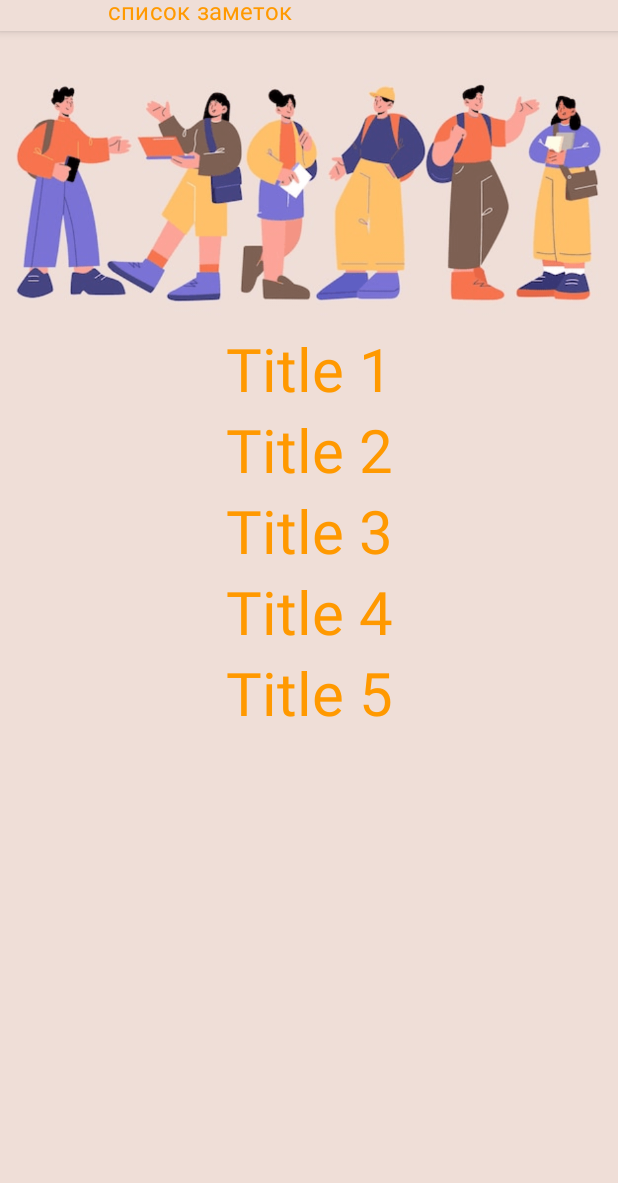
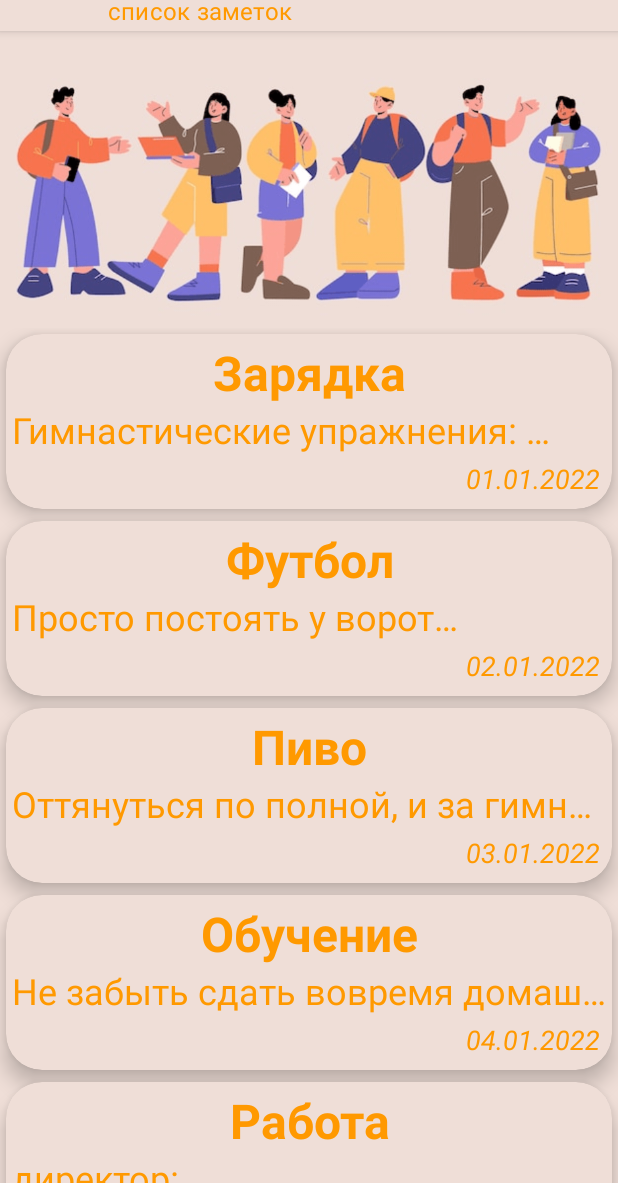
Before and after one commit to AlexYach1973/MyNotes, an Android app: the screen it shows after launch (MainActivity), on a phone screen of 412 x 824 dp, the part 53-1236 px from its top. Run offline under Robolectric (Android 15) with nearby library versions, the phone set to English and light mode, and no system bars.

Commit message:
Lesson 10

```diff
--- a/app/src/main/java/com/alexyach/geekbrains/android/mynotes/Note.java
+++ b/app/src/main/java/com/alexyach/geekbrains/android/mynotes/Note.java
@@ -47,12 +47,19 @@ public class Note implements Serializable {
     private static List<Note> createList() {
         List<Note> list = new ArrayList<>();
 
-        list.add(new Note("Title 1", "description 1", "01.01.2022"));
-        list.add(new Note("Title 2", "description 2", "02.01.2022"));
-        list.add(new Note("Title 3", "description 3", "03.01.2022"));
-        list.add(new Note("Title 4", "description 4", "04.01.2022"));
-        list.add(new Note("Title 5", "description 5\n description 5\n " +
-                "description 5\n description 5\n", "05.01.2022"));
+        list.add(new Note("Зарядка", "Гимнастические упражнения: \n" +
+                "Приседания: 20 раз,\nотжимания 20 раз,\nподтягивания: сколько смогу",
+                "01.01.2022"));
+
+        list.add(new Note("Футбол", "Просто постоять у ворот\n" +
+                "или подавать мячики", "02.01.2022"));
+
+        list.add(new Note("Пиво", "Оттянуться по полной, и за гимнастику и за футбол", "03.01.2022"));
+
+        list.add(new Note("Обучение", "Не забыть сдать вовремя домашку", "04.01.2022"));
+
+        list.add(new Note("Работа", "директор:\nобязательно покритиковать,\n" +
+                "коллеги:\n напомнить, что они все дебилы,\n Я- молодец", "05.01.2022"));
 
         return  list;
     }
--- a/app/src/main/java/com/alexyach/geekbrains/android/mynotes/NoteDetailsFragment.java
+++ b/app/src/main/java/com/alexyach/geekbrains/android/mynotes/NoteDetailsFragment.java
@@ -26,6 +26,8 @@ public class NoteDetailsFragment extends Fragment {
 
     List<Note> listNote = Note.listNote;
 
+    DatePicker datePicker;
+
     // Дата установки календаря
     String dateString = "";
 
@@ -33,6 +35,7 @@ public class NoteDetailsFragment extends Fragment {
     OnDialogListener listener;
     // Установим слушатель диалога
     public void setListener(OnDialogListener listener) {
+//        Log.d("myLogs", "NoteDetailsFragment: " + listener.getClass().getSimpleName());
         this.listener = listener;
     }
 
@@ -63,9 +66,21 @@ public class NoteDetailsFragment extends Fragment {
        view.findViewById(R.id.button_note_detail_back)
                .setOnClickListener(view1 -> showAlertDialog());
 
+       // Кнопка скрытия/открытия DatePicker
+        view.findViewById(R.id.button_note_detail_date).setOnClickListener(new View.OnClickListener() {
+            @Override
+            public void onClick(View view) {
+
+                if (datePicker.getVisibility() == View.VISIBLE) {
+                    datePicker.setVisibility(View.GONE);
+                } else {
+                    datePicker.setVisibility(View.VISIBLE);
+                }
+            }
+        });
 
 
-        DatePicker datePicker = view.findViewById(R.id.date_picker);
+        datePicker = view.findViewById(R.id.date_picker);
 
         Bundle bundle = getArguments();
 
--- a/app/src/main/java/com/alexyach/geekbrains/android/mynotes/NoteListFragment.java
+++ b/app/src/main/java/com/alexyach/geekbrains/android/mynotes/NoteListFragment.java
@@ -5,8 +5,6 @@ import android.util.Log;
 import android.view.LayoutInflater;
 import android.view.View;
 import android.view.ViewGroup;
-import android.widget.LinearLayout;
-import android.widget.TextView;
 import android.widget.Toast;
 
 import androidx.annotation.NonNull;
@@ -14,6 +12,11 @@ import androidx.annotation.Nullable;
 import androidx.fragment.app.Fragment;
 import androidx.fragment.app.FragmentManager;
 import androidx.fragment.app.FragmentTransaction;
+import androidx.recyclerview.widget.LinearLayoutManager;
+import androidx.recyclerview.widget.RecyclerView;
+
+import com.alexyach.geekbrains.android.mynotes.adapter.NotesAdapter;
+import com.alexyach.geekbrains.android.mynotes.adapter.NotesAdapterClickListener;
 
 import java.util.List;
 
@@ -47,32 +50,30 @@ public class NoteListFragment extends Fragment implements OnDialogListener {
             currentPosition = savedInstanceState.getInt(CURRENT_NOTE, 0);
         }
 
-        // инициализация списка
+        // инициализация
         initList(view);
 
     }
 
     private void initList(View view) {
 
-        LinearLayout layout = (LinearLayout) view;
+        RecyclerView recyclerView = view.findViewById(R.id.recycler_view);
+        LinearLayoutManager llm = new  LinearLayoutManager(getContext());
+        recyclerView.setLayoutManager(llm);
 
-        for (int i = 0; i < listNote.size(); i++) {
+        // Adapter
+        NotesAdapter adapter = new NotesAdapter();
+        adapter.setNoteList(listNote);
+        adapter.setListener(new NotesAdapterClickListener() {
+            @Override
+            public void onNoteClick(int position) {
+                showPortNoteDetails(position);
+            }
+        });
+//        adapter.setListener(position -> showPortNoteDetails(position));
 
-            String title = listNote.get(i).getTitle();
-            TextView tv = new TextView(getContext());
+        recyclerView.setAdapter(adapter);
 
-            tv.setText(title);
-            tv.setTextSize(40);
-            tv.setTextColor(getResources().getColor(R.color.purple_500, null));
-            tv.setGravity(View.TEXT_ALIGNMENT_GRAVITY);
-            layout.addView(tv);
-
-            final int position = i;
-            tv.setOnClickListener(v -> {
-                currentPosition = position;
-                showPortNoteDetails(position);
-            });
-        }
     }
 
     private void showPortNoteDetails(int index) {
@@ -109,6 +110,6 @@ public class NoteListFragment extends Fragment implements OnDialogListener {
     @Override
     public void onDialogYes(String str) {
 
-        Toast.makeText(requireActivity(), "Новая дата: " + str, Toast.LENGTH_LONG).show();
+        Toast.makeText(requireActivity(), "Новая дата: " + str, Toast.LENGTH_SHORT).show();
     }
 }
--- /dev/null
+++ b/app/src/main/java/com/alexyach/geekbrains/android/mynotes/adapter/NotesAdapter.java
@@ -0,0 +1,76 @@
+package com.alexyach.geekbrains.android.mynotes.adapter;
+
+import android.util.Log;
+import android.view.LayoutInflater;
+import android.view.View;
+import android.view.ViewGroup;
+import android.widget.TextView;
+
+import androidx.annotation.NonNull;
+import androidx.recyclerview.widget.RecyclerView;
+
+import com.alexyach.geekbrains.android.mynotes.Note;
+import com.alexyach.geekbrains.android.mynotes.R;
+
+import java.util.List;
+
+public class NotesAdapter extends RecyclerView.Adapter<NotesAdapter.NoteViewHolder> {
+
+    private List<Note> noteList;
+
+    private NotesAdapterClickListener listener;
+
+    public void setNoteList(List<Note> noteList) {
+        this.noteList = noteList;
+    }
+
+    public void setListener(NotesAdapterClickListener listener) {
+//        Log.d("myLogs", "Adapter " + listener.getClass());
+        this.listener = listener;
+    }
+
+    @NonNull
+    @Override
+    public NoteViewHolder onCreateViewHolder(@NonNull ViewGroup parent, int viewType) {
+        View view = LayoutInflater.from(parent.getContext())
+                .inflate(R.layout.item_note, parent, false);
+        return new NoteViewHolder(view);
+    }
+
+    @Override
+    public void onBindViewHolder(@NonNull NoteViewHolder holder, int position) {
+
+        // Заполняем item в ViewHolder-e
+        holder.bindHolder(position);
+    }
+
+    @Override
+    public int getItemCount() {
+        return noteList.size();
+    }
+
+    // ViewHolder
+    public class NoteViewHolder extends RecyclerView.ViewHolder {
+        private final TextView tvTitle, tvDescription, tvDate;
+
+        public NoteViewHolder(@NonNull View itemView) {
+            super(itemView);
+
+            tvTitle = itemView.findViewById(R.id.view_text_item_title);
+            tvDescription = itemView.findViewById(R.id.view_text_item_description);
+            tvDate = itemView.findViewById(R.id.view_text_item_date);
+
+            // Listener. Передали текущую заметку
+            itemView.setOnClickListener(view -> listener.onNoteClick(getAdapterPosition()));
+        }
+
+        // Заполняем item
+        void bindHolder(int position) {
+            tvTitle.setText(noteList.get(position).getTitle());
+            tvDescription.setText(noteList.get(position).getDescribe());
+            tvDate.setText(noteList.get(position).getDate());
+        }
+
+    }
+
+}
--- /dev/null
+++ b/app/src/main/java/com/alexyach/geekbrains/android/mynotes/adapter/NotesAdapterClickListener.java
@@ -0,0 +1,5 @@
+package com.alexyach.geekbrains.android.mynotes.adapter;
+
+public interface NotesAdapterClickListener {
+    void onNoteClick(int position);
+}
--- a/app/src/main/res/drawable/ic_arrow_back.xml
+++ b/app/src/main/res/drawable/ic_arrow_back.xml
@@ -1,5 +1,7 @@
 <vector android:autoMirrored="true" android:height="24dp"
     android:tint="#EFDED7" android:viewportHeight="24"
-    android:viewportWidth="24" android:width="24dp" xmlns:android="http://schemas.android.com/apk/res/android">
-    <path android:fillColor="@android:color/white" android:pathData="M20,11H7.83l5.59,-5.59L12,4l-8,8 8,8 1.41,-1.41L7.83,13H20v-2z"/>
+    android:viewportWidth="24" android:width="24dp"
+    xmlns:android="http://schemas.android.com/apk/res/android">
+    <path android:fillColor="@android:color/white"
+        android:pathData="M20,11H7.83l5.59,-5.59L12,4l-8,8 8,8 1.41,-1.41L7.83,13H20v-2z"/>
 </vector>
--- /dev/null
+++ b/app/src/main/res/drawable/ic_date.xml
@@ -0,0 +1,5 @@
+<vector android:height="24dp" android:tint="#EFDED7"
+    android:viewportHeight="24" android:viewportWidth="24"
+    android:width="24dp" xmlns:android="http://schemas.android.com/apk/res/android">
+    <path android:fillColor="@android:color/white" android:pathData="M9,11L7,11v2h2v-2zM13,11h-2v2h2v-2zM17,11h-2v2h2v-2zM19,4h-1L18,2h-2v2L8,4L8,2L6,2v2L5,4c-1.11,0 -1.99,0.9 -1.99,2L3,20c0,1.1 0.89,2 2,2h14c1.1,0 2,-0.9 2,-2L21,6c0,-1.1 -0.9,-2 -2,-2zM19,20L5,20L5,9h14v11z"/>
+</vector>
--- a/app/src/main/res/layout/fragment_note_details.xml
+++ b/app/src/main/res/layout/fragment_note_details.xml
@@ -3,7 +3,7 @@
 <androidx.core.widget.NestedScrollView xmlns:android="http://schemas.android.com/apk/res/android"
     xmlns:tools="http://schemas.android.com/tools"
     android:layout_width="match_parent"
-    android:layout_height="wrap_content"
+    android:layout_height="match_parent"
     xmlns:app="http://schemas.android.com/apk/res-auto"
     android:background="@color/custom">
 
@@ -49,10 +49,21 @@
             android:layout_margin="8dp"
             tools:text="01.01.2022" />
 
+        <com.google.android.material.button.MaterialButton
+            android:id="@+id/button_note_detail_date"
+            android:layout_width="wrap_content"
+            android:layout_height="wrap_content"
+            android:layout_margin="8dp"
+            app:cornerRadius="8dp"
+            android:backgroundTint="@color/purple_500"
+            android:text="@string/button_date"
+            app:icon="@drawable/ic_date"/>
+
         <DatePicker
             android:id="@+id/date_picker"
             android:layout_width="wrap_content"
             android:layout_height="wrap_content"
+            android:visibility="gone"
             android:layout_gravity="center"/>
 
     </LinearLayout>
--- a/app/src/main/res/layout/fragment_note_list.xml
+++ b/app/src/main/res/layout/fragment_note_list.xml
@@ -13,5 +13,10 @@
        android:layout_width="match_parent"
        android:layout_height="wrap_content"/>
 
+   <androidx.recyclerview.widget.RecyclerView
+       android:id="@+id/recycler_view"
+       android:layout_width="match_parent"
+       android:layout_height="wrap_content"/>
+
 
 </LinearLayout>
--- /dev/null
+++ b/app/src/main/res/layout/item_note.xml
@@ -0,0 +1,52 @@
+<?xml version="1.0" encoding="utf-8"?>
+
+<androidx.cardview.widget.CardView xmlns:android="http://schemas.android.com/apk/res/android"
+    xmlns:app="http://schemas.android.com/apk/res-auto"
+    xmlns:tools="http://schemas.android.com/tools"
+    android:layout_width="match_parent"
+    android:layout_height="wrap_content"
+    android:layout_margin="4dp"
+    app:cardBackgroundColor="@color/custom"
+    app:cardCornerRadius="24dp"
+    app:cardElevation="8dp">
+
+    <LinearLayout
+        android:layout_width="match_parent"
+        android:layout_height="wrap_content"
+        android:layout_margin="4dp"
+        android:orientation="vertical">
+
+        <TextView
+            android:id="@+id/view_text_item_title"
+            android:layout_width="match_parent"
+            android:layout_height="wrap_content"
+            android:gravity="center"
+            android:textColor="@color/purple_700"
+            android:textSize="32sp"
+            android:textStyle="bold"
+            tools:text="Title" />
+
+        <TextView
+            android:id="@+id/view_text_item_description"
+            android:layout_width="match_parent"
+            android:layout_height="wrap_content"
+            android:textColor="@color/purple_700"
+            android:textSize="24sp"
+            android:ellipsize="end"
+            android:maxLines="1"
+            tools:text="description" />
+
+        <TextView
+            android:id="@+id/view_text_item_date"
+            android:layout_width="match_parent"
+            android:layout_height="wrap_content"
+            android:gravity="end"
+            android:textSize="18sp"
+            android:textColor="@color/purple_700"
+            android:textStyle="italic"
+            android:padding="4dp"
+            tools:text="12.12.2012" />
+
+
+    </LinearLayout>
+</androidx.cardview.widget.CardView>
--- a/app/src/main/res/values/strings.xml
+++ b/app/src/main/res/values/strings.xml
@@ -5,6 +5,7 @@
 
 <!--    FragmentNoteDetails-->
     <string name="button_back">назад</string>
+    <string name="button_date">дата</string>
 
 <!--    About Fragment-->
     <string name="hello_blank_fragment">Приложение просто БОМБА. Разработана гениальным человеком.
```
